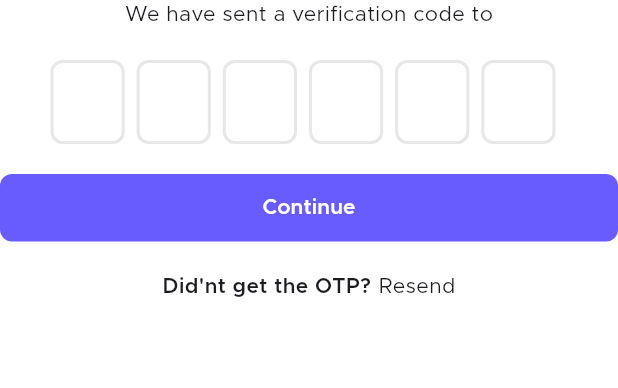
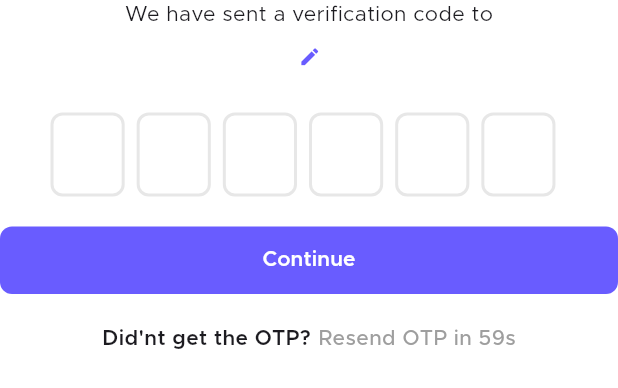
Before and after one commit to shubhamavantkar/pragati-one, a Flutter app: the OTPButtons widget shown alone on an empty page, opened directly with empty values, on a phone screen of 412 x 824 dp. Shown: the top 388 px of the screen. Run offline on Flutter 3.47's test engine with Material 3 defaults, Android fonts, the phone set to English and light mode, and no system bars; drawn by our look-alikes of flutter_otp_text_field; our stand-ins replace fluttertoast; missing offline and left inert: phonenumbers.

Commit message:
added widgets: resend, laoding dialog minor bug fixes

```diff
--- a/lib/widgets/otpButtons.dart
+++ b/lib/widgets/otpButtons.dart
@@ -1,36 +1,71 @@
+import 'dart:async';
+
 import 'package:flutter/material.dart';
 import 'package:flutter_otp_text_field/flutter_otp_text_field.dart';
+import 'package:fluttertoast/fluttertoast.dart';
+import 'package:pragati/constants/consts.dart';
 import 'package:pragati/widgets/button.dart';
+import 'package:pragati/widgets/resendButton.dart';
 
-class OTPButtons extends StatefulWidget {
+class OTPButtons extends StatelessWidget {
+  VoidCallback onEditPressed;
   String phoneNumber;
-  OTPButtons({super.key, required this.phoneNumber});
+  OTPButtons(
+      {super.key, required this.phoneNumber, required this.onEditPressed});
 
-  @override
-  State<OTPButtons> createState() => _OTPButtonsState();
-}
+  String _verificationCode = '';
 
-class _OTPButtonsState extends State<OTPButtons> {
   @override
   Widget build(BuildContext context) {
     double w = MediaQuery.sizeOf(context).width;
     return Column(
       children: [
         Text('We have sent a verification code to'),
-        Text(widget.phoneNumber),
+        Row(
+          mainAxisAlignment: MainAxisAlignment.center,
+          crossAxisAlignment: CrossAxisAlignment.center,
+          children: [
+            Text(
+              phoneNumber,
+              style: TextStyle(fontWeight: FontWeight.w700),
+            ),
+            SizedBox(
+              width: 30,
+              height: 35,
+              child: IconButton(
+                onPressed: onEditPressed,
+                icon: Icon(
+                  Icons.edit,
+                  size: 15,
+                ),
+                color: primaryColor,
+              ),
+            )
+          ],
+        ),
+        SizedBox(
+          height: 20,
+        ),
         OtpTextField(
           numberOfFields: 6,
           showFieldAsBox: true,
           fieldWidth: w * 0.12,
           borderColor: Colors.grey,
           borderRadius: BorderRadius.circular(8),
-          onSubmit: (String verificationCode) {},
+          onSubmit: (String verificationCode) {
+            _verificationCode = verificationCode;
+          },
         ),
         SizedBox(
           height: 20,
         ),
         PragatiButton(
-            onPressed: () {},
+            onPressed: () {
+              if (_verificationCode.length < 6) {
+                Fluttertoast.showToast(
+                    msg: 'Invalid OTP', backgroundColor: Colors.redAccent);
+              }
+            },
             child: Text(
               'Continue',
               style: TextStyle(fontWeight: FontWeight.w600),
@@ -48,9 +83,7 @@ class _OTPButtonsState extends State<OTPButtons> {
             SizedBox(
               width: 5,
             ),
-            true
-                ? GestureDetector(onTap: () {}, child: Text('Resend'))
-                : Text('Resend OTP in 60s')
+            ResendButton(onResend: () {})
           ],
         )
       ],
--- /dev/null
+++ b/lib/widgets/resendButton.dart
@@ -0,0 +1,82 @@
+import 'dart:async';
+import 'package:flutter/material.dart';
+import 'package:pragati/constants/consts.dart';
+
+class ResendButton extends StatefulWidget {
+  final VoidCallback onResend; // Callback for when "Resend" is tapped
+  final int timerDuration; // Timer duration in seconds (default: 60)
+
+  const ResendButton({
+    Key? key,
+    required this.onResend,
+    this.timerDuration = 60,
+  }) : super(key: key);
+
+  @override
+  _ResendButtonState createState() => _ResendButtonState();
+}
+
+class _ResendButtonState extends State<ResendButton> {
+  bool _isResendEnabled = false;
+  int _remainingTime = 0;
+  Timer? _timer;
+
+  @override
+  void initState() {
+    super.initState();
+    startTimer();
+  }
+
+  @override
+  void dispose() {
+    _timer?.cancel();
+    super.dispose();
+  }
+
+  void startTimer() {
+    setState(() {
+      _isResendEnabled = false;
+      _remainingTime = widget.timerDuration;
+    });
+
+    _timer = Timer.periodic(Duration(seconds: 1), (timer) {
+      if (_remainingTime > 0) {
+        setState(() {
+          _remainingTime--;
+        });
+      } else {
+        timer.cancel();
+        setState(() {
+          _isResendEnabled = true;
+        });
+      }
+    });
+  }
+
+  void onResendTap() {
+    widget.onResend();
+    startTimer();
+  }
+
+  @override
+  Widget build(BuildContext context) {
+    return _isResendEnabled
+        ? GestureDetector(
+            onTap: onResendTap,
+            child: Text(
+              'Resend',
+              style: TextStyle(
+                color: primaryColor,
+                fontWeight: FontWeight.bold,
+              ),
+            ),
+          )
+        : Text(
+            'Resend OTP in ${_remainingTime}s',
+            style: TextStyle(
+              color: Colors.grey,
+              fontWeight: FontWeight.w500,
+            ),
+          );
+  }
+}
--- a/pubspec.yaml
+++ b/pubspec.yaml
@@ -36,6 +36,7 @@ dependencies:
   cupertino_icons: ^1.0.8
   phonenumbers: ^1.1.1
   flutter_otp_text_field: ^1.4.0+2
+  fluttertoast: ^8.2.10
 
 dev_dependencies:
   flutter_test:
```
Also changed, not shown: lib/pages/adminLoginPage.dart (+54 -48 lines), lib/widgets/loadingDialog.dart (added, +33 -0 lines), lib/widgets/loginButtons.dart (+16 -19 lines), pubspec.lock.
